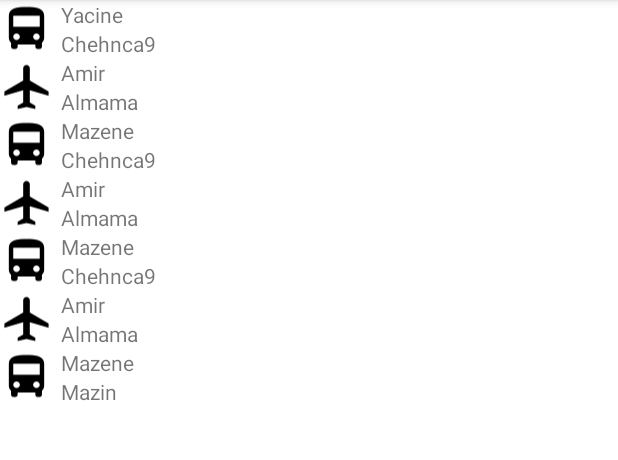
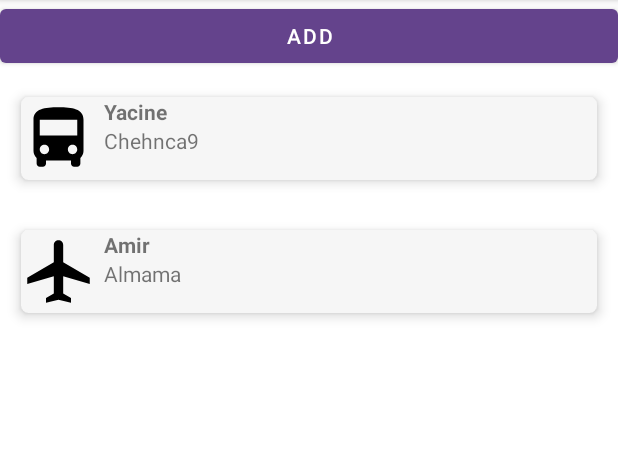
Before and after one commit to chechna9/androidCourse, an Android app: the screen it shows after launch (MainActivity), after a tap on "Yacine", on a phone screen of 412 x 824 dp, the part 84-544 px from its top. Run offline under Robolectric (Android 15) with nearby library versions, the phone set to English and light mode, and no system bars.

Commit message:
done with cards and layout manger

```diff
--- a/app/src/main/java/com/example/myapplication/MainActivity.java
+++ b/app/src/main/java/com/example/myapplication/MainActivity.java
@@ -1,26 +1,41 @@
 package com.example.myapplication;
 
 import androidx.appcompat.app.AppCompatActivity;
+import androidx.recyclerview.widget.GridLayoutManager;
 import androidx.recyclerview.widget.LinearLayoutManager;
 import androidx.recyclerview.widget.RecyclerView;
 
 import android.os.Bundle;
+import android.view.View;
+import android.widget.Button;
+import android.widget.Toast;
 
 import java.util.ArrayList;
 
-public class MainActivity extends AppCompatActivity {
+public class MainActivity extends AppCompatActivity implements PersonAdapter.ItemClicked {
     RecyclerView recyclerView;
     RecyclerView.Adapter myAdabter;
     RecyclerView.LayoutManager layoutMnager;
     ArrayList<Person> people;
+    Button btnAdd;
     @Override
     protected void onCreate(Bundle savedInstanceState) {
         super.onCreate(savedInstanceState);
         setContentView(R.layout.main_activity);
+        btnAdd = findViewById(R.id.btnAdd);
+        btnAdd.setOnClickListener(new View.OnClickListener() {
+            @Override
+            public void onClick(View view) {
+                people.add(new Person("Sami","Imas","plane"));
+                myAdabter.notifyDataSetChanged();
+            }
+        });
         recyclerView = findViewById(R.id.list); // link with the rcView
         recyclerView.setHasFixedSize(true); // affect perfomance
 
-        layoutMnager = new LinearLayoutManager(this); //main activity
+//        layoutMnager = new LinearLayoutManager(this); //main activity
+//        layoutMnager = new LinearLayoutManager(this,LinearLayoutManager.HORIZONTAL,false); //main activity
+        layoutMnager = new GridLayoutManager(this,2,GridLayoutManager.HORIZONTAL,false);//main activity
         recyclerView.setLayoutManager(layoutMnager);
         people = new ArrayList<Person>();
         people.add(new Person("Yacine","Chehnca9","bus"));
@@ -35,4 +50,9 @@ public class MainActivity extends AppCompatActivity {
 
         recyclerView.setAdapter(myAdabter);
     }
+
+    @Override
+    public void onItemCLicked(int index) {
+        Toast.makeText(this,"surname "+people.get(index).getSurName(),Toast.LENGTH_SHORT).show();
+    }
 }
--- a/app/src/main/java/com/example/myapplication/PersonAdapter.java
+++ b/app/src/main/java/com/example/myapplication/PersonAdapter.java
@@ -15,11 +15,14 @@ import java.util.zip.Inflater;
 
 public class PersonAdapter extends RecyclerView.Adapter<PersonAdapter.ViewHolder> {
     private ArrayList<Person> people;
-
+    ItemClicked activity;
     public PersonAdapter(Context context, ArrayList list) {
         people = list;
+        activity = (ItemClicked) context;
     }
-
+    public interface ItemClicked{ // create interface to be reused
+        void onItemCLicked(int index);
+    }
     //link the layout
     public class ViewHolder extends RecyclerView.ViewHolder {
         ImageView ivPref;
@@ -34,13 +37,14 @@ public class PersonAdapter extends RecyclerView.Adapter<PersonAdapter.ViewHolder
             itemView.setOnClickListener(new View.OnClickListener() {
                 @Override
                 public void onClick(View view) {
-
+                    activity.onItemCLicked(people.indexOf((Person)view.getTag()));
                 }
             });
         }
 
 
     }
+    //link the layout
 
     @NonNull
     @Override
--- a/app/src/main/res/layout/list_items.xml
+++ b/app/src/main/res/layout/list_items.xml
@@ -4,6 +4,18 @@
     android:layout_width="match_parent"
     android:layout_height="wrap_content"
     android:orientation="vertical">
+
+    <androidx.cardview.widget.CardView
+        android:layout_width="match_parent"
+        android:layout_height="wrap_content"
+        app:cardBackgroundColor="#f6f6f6"
+        app:cardCornerRadius="5dp"
+        app:cardElevation="5dp"
+        app:cardUseCompatPadding="true"
+        android:layout_margin="7dp"
+
+        >
+
 
         <LinearLayout
             android:layout_width="match_parent"
@@ -12,8 +24,8 @@
 
             <ImageView
                 android:id="@+id/ivPict"
-            android:layout_width="70dp"
-            android:layout_height="match_parent"
+                android:layout_width="100dp"
+                android:layout_height="55dp"
                 android:layout_weight="1"
                 app:srcCompat="@drawable/plane" />
 
@@ -21,6 +33,7 @@
                 android:layout_width="match_parent"
                 android:layout_height="wrap_content"
                 android:layout_weight="1"
+                android:gravity="center_vertical"
                 android:orientation="vertical">
 
                 <TextView
@@ -28,7 +41,8 @@
                     android:layout_width="match_parent"
                     android:layout_height="wrap_content"
                     android:layout_marginLeft="5dp"
-                android:text="Name" />
+                    android:text="Name"
+                    android:textStyle="bold" />
 
                 <TextView
                     android:id="@+id/tvSurname"
@@ -38,4 +52,6 @@
                     android:text="Surname" />
             </LinearLayout>
         </LinearLayout>
+    </androidx.cardview.widget.CardView>
+
 </LinearLayout>
--- a/app/src/main/res/layout/main_activity.xml
+++ b/app/src/main/res/layout/main_activity.xml
@@ -8,8 +8,14 @@
     android:orientation="vertical"
     tools:context=".MainActivity" >
 
+    <Button
+        android:id="@+id/btnAdd"
+        android:layout_width="match_parent"
+        android:layout_height="wrap_content"
+        android:text="Add" />
+
     <androidx.recyclerview.widget.RecyclerView
         android:id="@+id/list"
         android:layout_width="match_parent"
-        android:layout_height="match_parent" />
+        android:layout_height="wrap_content" />
 </LinearLayout>
```
Lines whose indentation alone changed are shown as unchanged.
